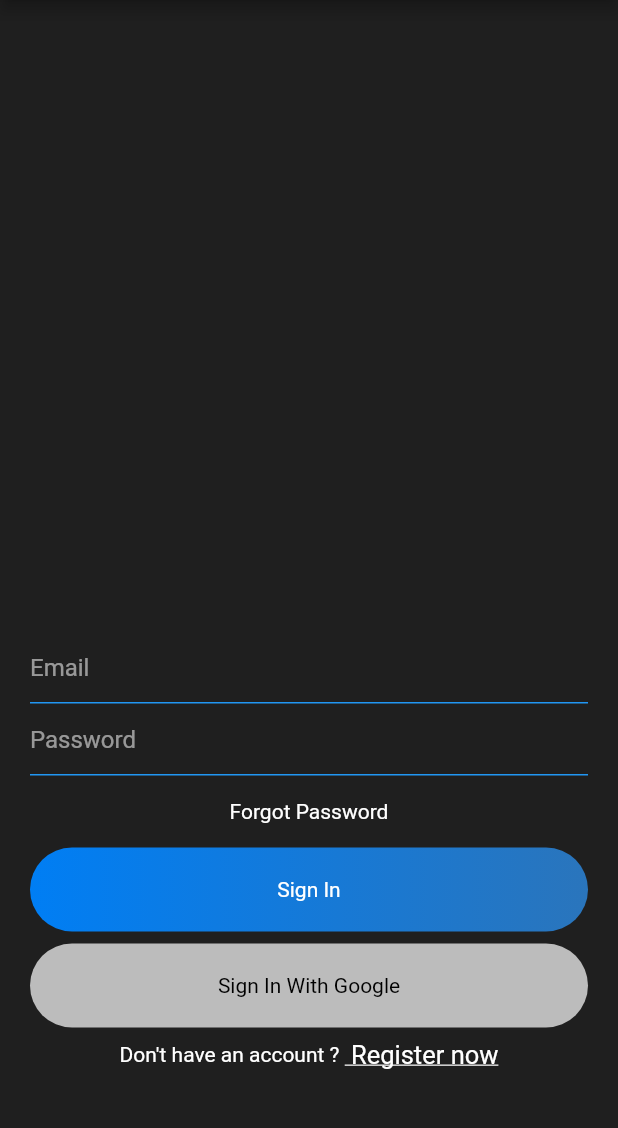
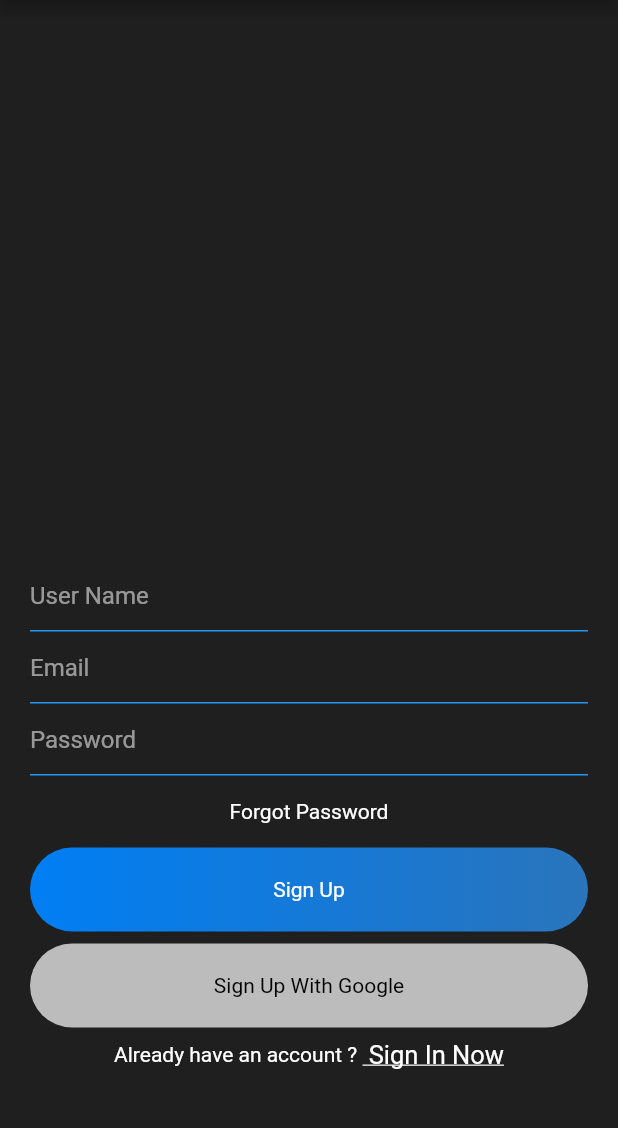
Before and after one commit to robinGiri/ChitCHAT_Flutter, a Flutter app: the screen it shows after launch, on a phone screen of 412 x 824 dp, the part 84-1212 px from its top. Run offline on Flutter 3.47's test engine with Material 2 defaults, Android fonts, the phone set to English and light mode, and no system bars.

Commit message:
sign up view page set up

```diff
--- a/lib/main.dart
+++ b/lib/main.dart
@@ -1,4 +1,4 @@
-import 'package:chatApp/views/login.dart';
+import 'package:chatApp/views/signup.dart';
 import 'package:flutter/material.dart';
 
 void main() {
@@ -15,7 +15,7 @@ class MyApp extends StatelessWidget {
         primarySwatch: Colors.blue,
         visualDensity: VisualDensity.adaptivePlatformDensity,
       ),
-      home: Login(),
+      home: Signup(),
     );
   }
 }
--- a/lib/views/login.dart
+++ b/lib/views/login.dart
@@ -78,5 +78,3 @@ class _LoginState extends State<Login> {
     );
   }
 }
-
-class Colours {}
--- a/lib/views/signup.dart
+++ b/lib/views/signup.dart
@@ -0,0 +1,93 @@
+import 'package:flutter/material.dart';
+import 'package:chatApp/widget/widget.dart';
+
+class Signup extends StatefulWidget {
+  @override
+  _SignupState createState() => _SignupState();
+}
+
+class _SignupState extends State<Signup> {
+  TextEditingController userNameTEC = new TextEditingController();
+  TextEditingController emailTEC = new TextEditingController();
+  TextEditingController passwordTEC = new TextEditingController();
+
+  @override
+  Widget build(BuildContext context) {
+    return Scaffold(
+      appBar: appBarMain(context),
+      body: Container(
+        alignment: Alignment.bottomCenter,
+        child: Container(
+          padding: EdgeInsets.symmetric(horizontal: 20),
+          child: Column(
+            mainAxisSize: MainAxisSize.min,
+            children: [
+              TextField(
+                controller: userNameTEC,
+                style: simpleTextStyle(),
+                decoration: textFieldInputDecoration('User Name'),
+              ),
+              TextField(
+                controller: emailTEC,
+                style: simpleTextStyle(),
+                decoration: textFieldInputDecoration('Email'),
+              ),
+              TextField(
+                controller: passwordTEC,
+                style: simpleTextStyle(),
+                decoration: textFieldInputDecoration('Password'),
+              ),
+              SizedBox(height: 8),
+              Container(
+                padding: EdgeInsets.symmetric(horizontal: 16, vertical: 8),
+                child: Text('Forgot Password', style: simpleTextStyle()),
+              ),
+              SizedBox(height: 8),
+              Container(
+                alignment: Alignment.center,
+                width: MediaQuery.of(context).size.width,
+                padding: EdgeInsets.symmetric(vertical: 20),
+                decoration: BoxDecoration(
+                    gradient: LinearGradient(colors: [
+                      const Color(0xff007ef4),
+                      const Color(0xff2A75BC)
+                    ]),
+                    borderRadius: BorderRadius.circular(30)),
+                child: Text('Sign Up', style: simpleTextStyle()),
+              ),
+              SizedBox(height: 8),
+              Container(
+                alignment: Alignment.center,
+                width: MediaQuery.of(context).size.width,
+                padding: EdgeInsets.symmetric(vertical: 20),
+                decoration: BoxDecoration(
+                    color: Colors.white70,
+                    borderRadius: BorderRadius.circular(30)),
+                child: Text(
+                  'Sign Up With Google',
+                  style: TextStyle(
+                    color: Colors.black,
+                  ),
+                ),
+              ),
+              SizedBox(height: 8),
+              Row(mainAxisAlignment: MainAxisAlignment.center, children: [
+                Text("Already have an account ? ", style: simpleTextStyle()),
+                Text(
+                  ' Sign In Now',
+                  style: TextStyle(
+                      color: Colors.white,
+                      fontSize: 17,
+                      decoration: TextDecoration.underline),
+                ),
+              ]),
+              SizedBox(height: 55),
+            ],
+          ),
+        ),
+      ),
+    );
+  }
+}
+
+class Colours {}
--- a/pubspec.yaml
+++ b/pubspec.yaml
@@ -28,6 +28,8 @@ dependencies:
   # The following adds the Cupertino Icons font to your application.
   # Use with the CupertinoIcons class for iOS style icons.
   cupertino_icons: ^0.1.3
+  firebase_auth: ^0.18.0+1
+
 
 dev_dependencies:
   flutter_test:
```
Also changed, not shown: pubspec.lock, 3 other files.
